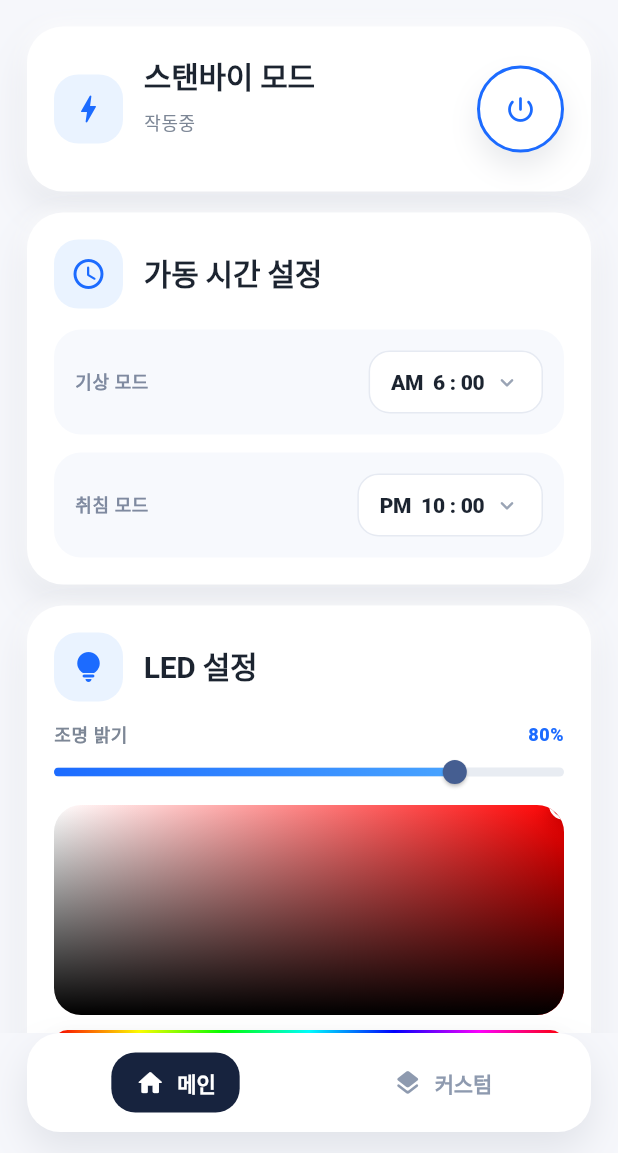
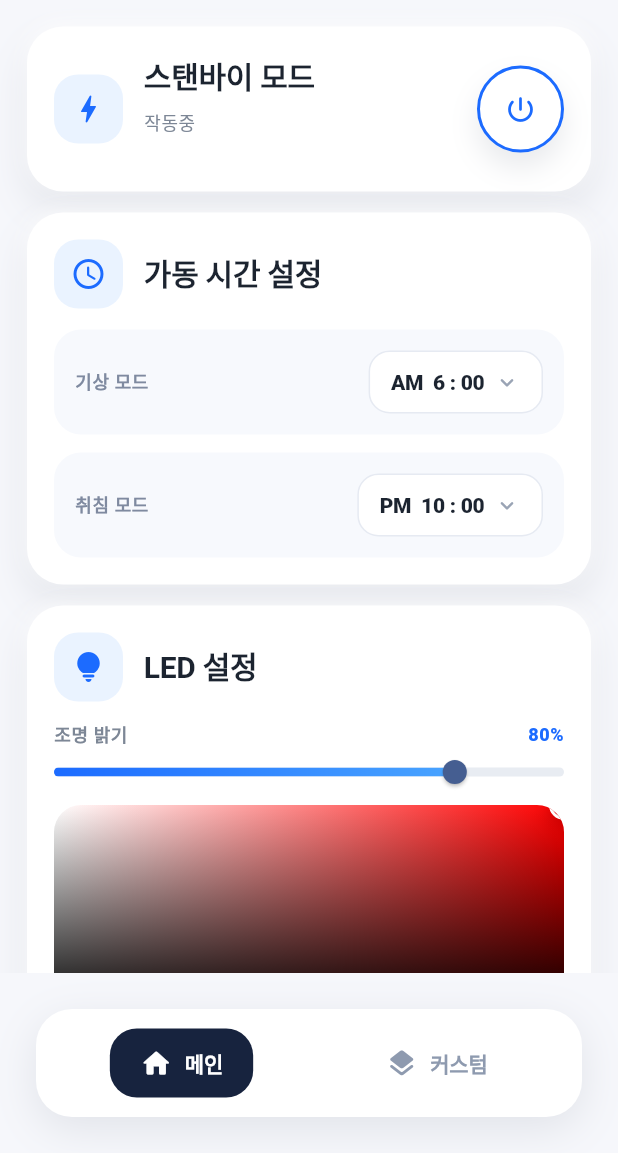
Before and after one commit to Parkjunhy/WeatherLight, a Flutter app: the screen it shows after launch, after a tap on the "power settings new" icon, on a phone screen of 412 x 824 dp, the part 83-1236 px from its top. Run offline on Flutter 3.47's test engine with Material 3 defaults, Android fonts, the phone set to English and light mode, and no system bars; our stand-ins replace firebase_core, firebase_database, get, google_fonts; accounts and stored records are empty; Roboto replaces fonts that are missing (Ibm Plex Sans Kr).

Commit message:
Final Commit

```diff
--- a/lib/controllers/main_controller.dart
+++ b/lib/controllers/main_controller.dart
@@ -49,11 +49,13 @@ class MainController extends GetxController {
   final weatherCondition = '맑음'.obs;
 
   // Live rain probability (0..1)
-  final rainPercent = 0.30.obs; // 0..1 (display 30%)
-  final rainThreshold = 0.50.obs; // 0..1
+  final rainPercent = 0.30.obs;
+  final rainThreshold = 0.50.obs;
 
-  final dustLabel = '좋음'.obs;
-  final dustThreshold = 0.5.obs; // 0..1 (mapped to labels in UI)
+  // [수정됨] 실제 날씨 데이터용 변수 (모니터 설정값과 분리됨)
+  final weatherDustStatus = '좋음'.obs;
+
+  final dustThreshold = 0.5.obs;
 
   @override
   void onInit() {
@@ -122,7 +124,6 @@ class MainController extends GetxController {
         }
         if (thresholds['dust_threshold'] != null) {
           dustThreshold.value = (thresholds['dust_threshold'] as int) / 100.0;
-          dustLabel.value = _dustLabelFor(dustThreshold.value);
         }
       }
 
@@ -130,27 +131,25 @@ class MainController extends GetxController {
       if (settings['monitor_mode'] != null) {
         final modeData = settings['monitor_mode'] as Map;
         if (modeData['mode'] != null) {
-          monitorMode.value = modeData['mode'] as String; // "rain" | "dust"
+          monitorMode.value = modeData['mode'] as String;
         }
       }
 
       _isSyncingFromDb = false;
     }
 
-    // 3. Load weather data from Python bot (weather_data)
+    // 3. Load weather data from Python bot
     await _loadWeatherDataForRegion();
 
     // 4. Load live data (if used specifically)
     final liveData = await _dbService.getLiveData();
     if (liveData != null) {
-      // If live_data has newer values, they might overwrite python data
-      // but usually python bot writes to weather_data.
-      // This part is kept for compatibility if ESP32 writes to live_data.
       if (liveData['rain_probability'] != null) {
         rainPercent.value = (liveData['rain_probability'] as int) / 100.0;
       }
       if (liveData['dust_status'] != null) {
-        dustLabel.value = liveData['dust_status'] as String;
+        // [수정됨] 실제 날씨 변수에 할당
+        weatherDustStatus.value = liveData['dust_status'] as String;
       }
     }
   }
@@ -200,7 +199,6 @@ class MainController extends GetxController {
         if (regionData['location'] != null) {
           final englishName = regionData['location'] as String;
           region.value = _englishToKoreanRegion(englishName);
-          // Region updated externally -> reload weather data
           _loadWeatherDataForRegion();
         }
       }
@@ -213,7 +211,6 @@ class MainController extends GetxController {
         }
         if (thresholds['dust_threshold'] != null) {
           dustThreshold.value = (thresholds['dust_threshold'] as int) / 100.0;
-          dustLabel.value = _dustLabelFor(dustThreshold.value);
         }
       }
 
@@ -228,7 +225,7 @@ class MainController extends GetxController {
       _isSyncingFromDb = false;
     });
 
-    // Listen to live data changes (read-only)
+    // Listen to live data changes
     _liveDataSubscription = _dbService.getLiveDataStream().listen((data) {
       if (data == null) return;
 
@@ -236,7 +233,8 @@ class MainController extends GetxController {
         rainPercent.value = (data['rain_probability'] as int) / 100.0;
       }
       if (data['dust_status'] != null) {
-        dustLabel.value = data['dust_status'] as String;
+        // [수정됨] 실제 날씨 변수에 할당
+        weatherDustStatus.value = data['dust_status'] as String;
       }
     });
   }
@@ -245,7 +243,6 @@ class MainController extends GetxController {
     final data = await _dbService.getWeatherData();
     if (data == null) return;
 
-    // 최근 업데이트 시간
     if (data['last_updated'] != null) {
       weatherLastUpdated.value = data['last_updated'] as String;
     }
@@ -253,37 +250,34 @@ class MainController extends GetxController {
     final regions = data['regions'];
     if (regions is! Map) return;
 
-    final regionName = region.value; // "서울", "강원" 등
+    final regionName = region.value;
     final regionData = regions[regionName];
     if (regionData is! Map) return;
 
-    // 현재 기상 상태
     if (regionData['condition'] != null) {
       weatherCondition.value = regionData['condition'] as String;
     }
 
-    // 강수확률 (문자열로 들어오므로 int로 파싱)
     if (regionData['rain_prob'] != null) {
       final rpStr = regionData['rain_prob'] as String;
       final rp = int.tryParse(rpStr) ?? 0;
       rainPercent.value = (rp / 100.0).clamp(0.0, 1.0);
     }
 
-    // 미세먼지 상태 (pm10)
     if (regionData['pm10'] != null) {
-      dustLabel.value = regionData['pm10'] as String;
+      // [수정됨] 실제 날씨 변수에 할당
+      weatherDustStatus.value = regionData['pm10'] as String;
     }
   }
 
   void _setColorFromHex(String hex) {
     try {
-      // Remove # if present
       final cleanHex = hex.replaceAll('#', '');
       final colorValue = int.parse(cleanHex, radix: 16);
       final color = Color(0xFF000000 | colorValue);
       setSelectedColor(color);
     } catch (e) {
-      // Invalid hex, ignore
+      // Invalid hex
     }
   }
 
@@ -349,7 +343,6 @@ class MainController extends GetxController {
   }
 
   void _setTimeFromString(String timeStr, {required bool isStart}) {
-    // Parse "HH:mm" format
     final parts = timeStr.split(':');
     if (parts.length != 2) return;
 
@@ -407,11 +400,9 @@ class MainController extends GetxController {
   Future<void> setRegion(String v) async {
     region.value = v;
     if (!_isSyncingFromDb) {
-      // Convert Korean name to English for database
       final englishName = _koreanToEnglishRegion(v);
       await _dbService.updateRegion(englishName);
     }
-    // Update weather data for new region
     await _loadWeatherDataForRegion();
   }
 
@@ -446,7 +437,7 @@ class MainController extends GetxController {
   }
 
   Future<void> setMonitorMode(String mode) async {
-    monitorMode.value = mode; // "rain" or "dust"
+    monitorMode.value = mode;
     if (!_isSyncingFromDb) {
       await _dbService.updateMonitorMode(mode);
     }
@@ -463,7 +454,7 @@ class MainController extends GetxController {
 
   Future<void> setDustThreshold(double v) async {
     dustThreshold.value = v.clamp(0.0, 1.0);
-    dustLabel.value = _dustLabelFor(dustThreshold.value);
+    // [수정됨] 더 이상 날씨 상태 변수(weatherDustStatus)를 건드리지 않음
     if (!_isSyncingFromDb) {
       final rainInt = (rainThreshold.value * 100).round();
       final dustInt = (dustThreshold.value * 100).round();
@@ -471,17 +462,7 @@ class MainController extends GetxController {
     }
   }
 
-  static String _dustLabelFor(double v) {
-    // snapped (divisions=4) => 0.0, 0.25, 0.5, 0.75, 1.0
-    if (v <= 0.0) return '매우나쁨';
-    if (v <= 0.25) return '나쁨';
-    if (v <= 0.5) return '보통';
-    if (v <= 0.75) return '좋음';
-    return '매우좋음';
-  }
-
   static (int, int) _to24(bool isAm, int hour12, int minute) {
-    // hour12: 1..12
     var h = hour12 % 12;
     if (!isAm) h += 12;
     return (h, minute);
--- a/lib/ui/screens/root/root_screen.dart
+++ b/lib/ui/screens/root/root_screen.dart
@@ -16,6 +16,7 @@ class RootScreen extends StatelessWidget {
 
     return Scaffold(
       backgroundColor: AppColors.bg,
+      extendBody: true, // [필수] 이 옵션이 있어야 탭바가 내용 위에 둥둥 떠 있는 연출이 가능합니다.
       body: Obx(() {
         return IndexedStack(
           index: c.tabIndex.value,
--- a/lib/ui/screens/tabs/smart_monitor_screen.dart
+++ b/lib/ui/screens/tabs/smart_monitor_screen.dart
@@ -118,7 +118,7 @@ class SmartMonitorScreen extends StatelessWidget {
 
             const SizedBox(height: 14),
 
-            // [블록 2] 모드 선택 (터치 영역 격리 문제 해결됨)
+            // [블록 2] 모드 선택 (렌더링 최적화 적용됨)
             NeumorphicCard(
               child: Column(
                 crossAxisAlignment: CrossAxisAlignment.start,
@@ -152,9 +152,9 @@ class SmartMonitorScreen extends StatelessWidget {
 
                   // 모드 선택 토글 버튼
                   Container(
-                    height: 52, // 높이 고정으로 레이아웃 안정화
+                    height: 56, // 터치 영역 확보를 위해 높이 고정
                     decoration: BoxDecoration(
-                      color: const Color(0xFFF0F4F8), // 전체 트랙 배경색
+                      color: const Color(0xFFF0F4F8),
                       borderRadius: BorderRadius.circular(12),
                     ),
                     padding: const EdgeInsets.all(4),
@@ -170,6 +170,7 @@ class SmartMonitorScreen extends StatelessWidget {
                               decoration: BoxDecoration(
                                 color: isRain ? Colors.white : Colors.transparent,
                                 borderRadius: BorderRadius.circular(10),
+                                // 그림자는 밖으로 퍼지게 둠 (Clip 금지)
                                 boxShadow: isRain
                                     ? [
                                         BoxShadow(
@@ -180,14 +181,14 @@ class SmartMonitorScreen extends StatelessWidget {
                                       ]
                                     : [],
                               ),
-                              // [중요] Ripple 효과가 둥근 모서리 밖으로 나가지 않도록 자름
-                              clipBehavior: Clip.hardEdge,
+                              // Material을 내부에 두어 Ripple만 안쪽으로 잘리게 함 (Clip.antiAlias)
                               child: Material(
                                 color: Colors.transparent,
+                                borderRadius: BorderRadius.circular(10),
+                                clipBehavior: Clip.antiAlias, // 여기서 터치 효과만 자름
                                 child: InkWell(
                                   onTap: () => c.setMonitorMode('rain'),
-                                  borderRadius: BorderRadius.circular(10),
-                                  splashColor: const Color(0xFFDEE6F2), // 은은한 회색
+                                  splashColor: const Color(0xFFDEE6F2),
                                   highlightColor: const Color(0xFFEFF4F9),
                                   child: Center(
                                     child: Row(
@@ -233,13 +234,12 @@ class SmartMonitorScreen extends StatelessWidget {
                                       ]
                                     : [],
                               ),
-                              // [중요] Ripple 효과 격리
-                              clipBehavior: Clip.hardEdge,
                               child: Material(
                                 color: Colors.transparent,
+                                borderRadius: BorderRadius.circular(10),
+                                clipBehavior: Clip.antiAlias,
                                 child: InkWell(
                                   onTap: () => c.setMonitorMode('dust'),
-                                  borderRadius: BorderRadius.circular(10),
                                   splashColor: const Color(0xFFDEE6F2),
                                   highlightColor: const Color(0xFFEFF4F9),
                                   child: Center(
@@ -283,7 +283,7 @@ class SmartMonitorScreen extends StatelessWidget {
 
             const SizedBox(height: 14),
 
-            // [블록 3] 오늘 날씨
+            // [블록 3] 오늘 날씨 (수정됨: weatherDustStatus 사용)
             NeumorphicCard(
               child: Column(
                 crossAxisAlignment: CrossAxisAlignment.start,
@@ -407,8 +407,9 @@ class SmartMonitorScreen extends StatelessWidget {
                                       ),
                                 ),
                                 const SizedBox(height: 6),
+                                // [수정] 실제 날씨 데이터 표시 (설정값 아님)
                                 Text(
-                                  c.dustLabel.value,
+                                  c.weatherDustStatus.value,
                                   textAlign: TextAlign.center,
                                   style: Theme.of(context)
                                       .textTheme
@@ -416,7 +417,7 @@ class SmartMonitorScreen extends StatelessWidget {
                                       ?.copyWith(
                                         fontWeight: FontWeight.w800,
                                         fontSize: 20,
-                                        color: _getDustColor(c.dustLabel.value),
+                                        color: _getDustColor(c.weatherDustStatus.value),
                                       ),
                                 ),
                               ],
@@ -499,7 +500,7 @@ class SmartMonitorScreen extends StatelessWidget {
             ),
             const SizedBox(height: 14),
 
-            // [블록 5] 미세먼지 모니터
+            // [블록 5] 미세먼지 모니터 (수정됨: 독립적인 라벨 표시)
             NeumorphicCard(
               child: Column(
                 crossAxisAlignment: CrossAxisAlignment.start,
@@ -531,8 +532,9 @@ class SmartMonitorScreen extends StatelessWidget {
                   ),
                   const SizedBox(height: 18),
                   Obx(() {
+                    // [수정] 슬라이더 값에 따라 라벨 즉시 계산 (날씨 변수와 무관)
                     return Text(
-                      c.dustLabel.value,
+                      _dustLabelFor(c.dustThreshold.value),
                       style: Theme.of(context)
                           .textTheme
                           .displaySmall
@@ -582,7 +584,6 @@ class SmartMonitorScreen extends StatelessWidget {
     );
   }
 
-  // 헬퍼 함수
   String _formatTime(String dateTimeStr) {
     try {
       final parts = dateTimeStr.split(' ');
--- a/lib/ui/widgets/bottom_nav.dart
+++ b/lib/ui/widgets/bottom_nav.dart
@@ -17,21 +17,23 @@ class WeatherBottomNav extends StatelessWidget {
     return SafeArea(
       top: false,
       child: Padding(
-        padding: const EdgeInsets.fromLTRB(18, 0, 18, 14),
+        // [핵심 수정] top: 24를 주어 박스를 아래로 밀어내림 (잘림 방지)
+        // bottom: 24를 주어 하단에서도 적당히 띄움
+        padding: const EdgeInsets.fromLTRB(24, 24, 24, 24),
         child: Container(
-          height: 66,
+          height: 72, // 박스 높이 확보
           decoration: BoxDecoration(
             color: Colors.white,
-            borderRadius: BorderRadius.circular(22),
+            borderRadius: BorderRadius.circular(24),
             boxShadow: const [
               BoxShadow(
                 color: AppColors.shadowDark,
-                blurRadius: 22,
-                offset: Offset(0, 12),
+                blurRadius: 24,
+                offset: Offset(0, 8),
               ),
             ],
           ),
-          padding: const EdgeInsets.symmetric(horizontal: 10),
+          padding: const EdgeInsets.symmetric(horizontal: 12),
           child: Row(
             children: [
               Expanded(
@@ -80,15 +82,15 @@ class _NavItem extends StatelessWidget {
       child: Center(
         child: AnimatedContainer(
           duration: const Duration(milliseconds: 220),
-          padding: const EdgeInsets.symmetric(horizontal: 16, vertical: 10),
+          padding: const EdgeInsets.symmetric(horizontal: 20, vertical: 12),
           decoration: BoxDecoration(
             color: active ? AppColors.navy : Colors.transparent,
-            borderRadius: BorderRadius.circular(16),
+            borderRadius: BorderRadius.circular(18),
           ),
           child: Row(
             mainAxisSize: MainAxisSize.min,
             children: [
-              Icon(icon, color: fg, size: 20),
+              Icon(icon, color: fg, size: 22),
               const SizedBox(width: 8),
               Text(
                 label,
```
